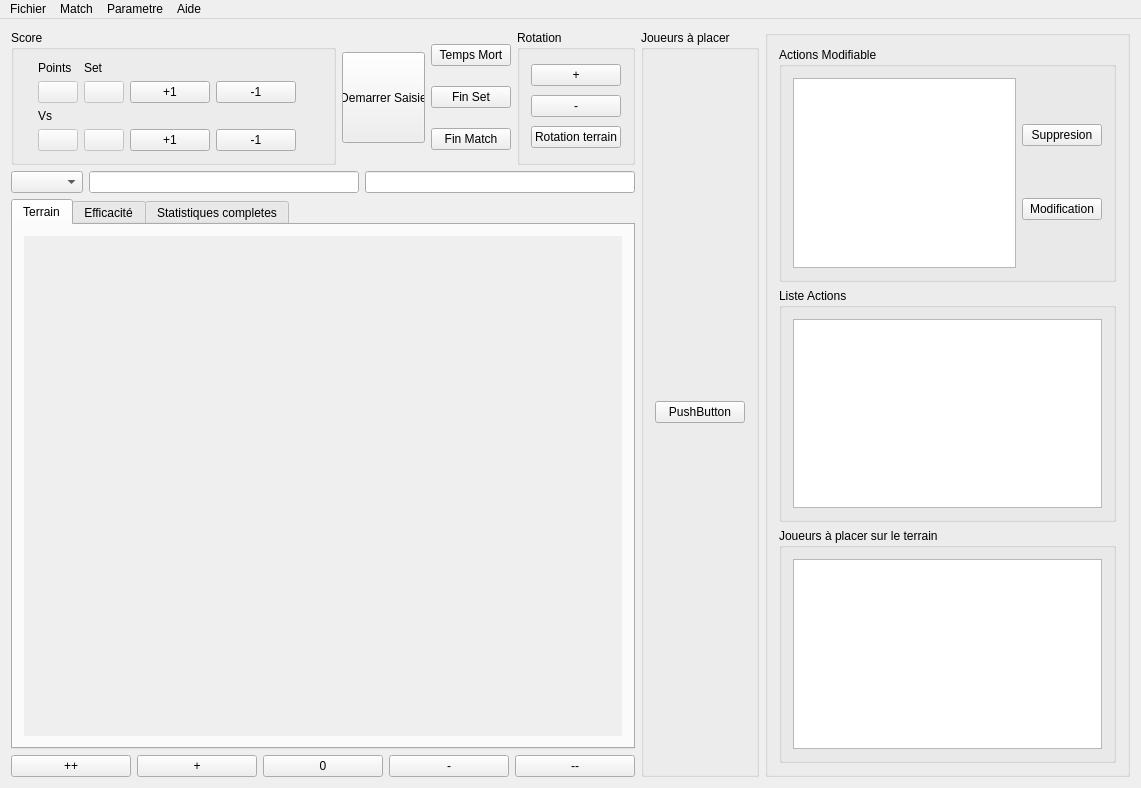
Above: ui/ecran.ui from flagage/volleyclubstats before the change. Below: the same form after it.
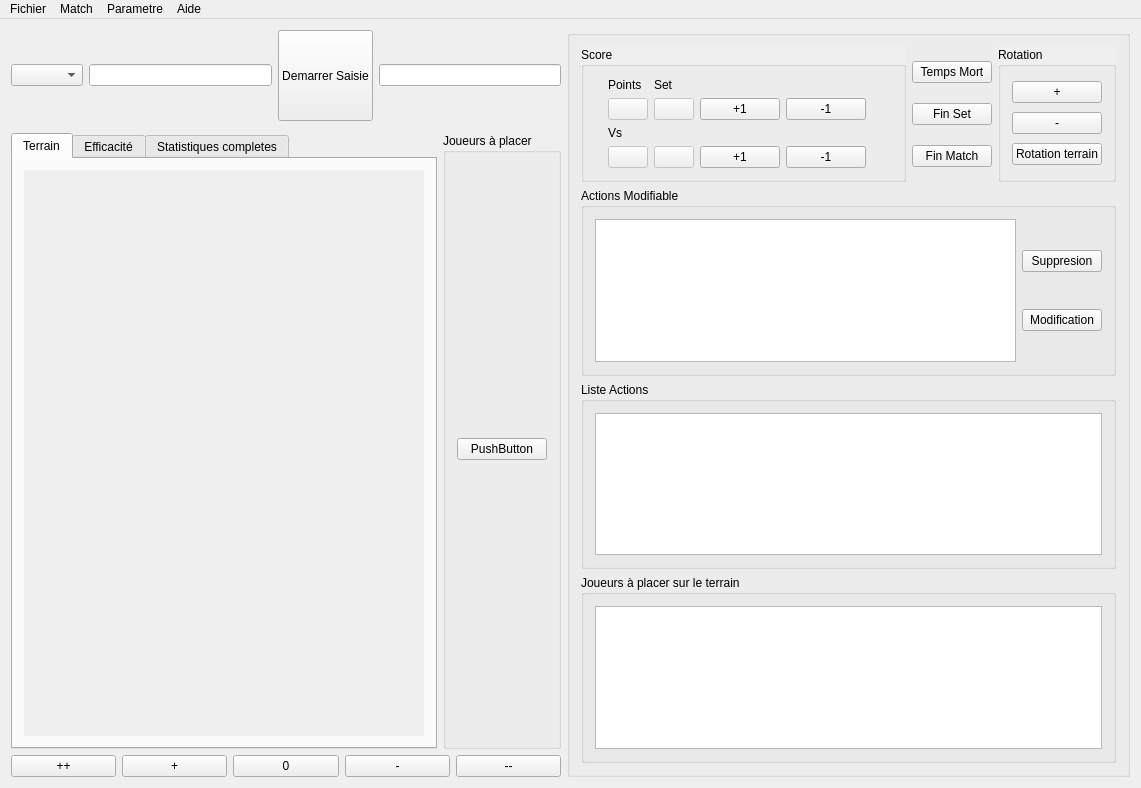
That is the form after the change. Icons and pictures are not drawn.

```diff
--- a/ui/ecran.ui
+++ b/ui/ecran.ui
@@ -30,46 +30,121 @@
    <property name="autoFillBackground">
     <bool>true</bool>
    </property>
-   <layout class="QGridLayout" name="gridLayout_17">
-    <item row="0" column="0">
      <layout class="QGridLayout" name="gridLayout_12">
-      <item row="1" column="0">
-       <layout class="QGridLayout" name="gridLayout_9">
-        <item row="7" column="0">
-         <layout class="QGridLayout" name="gridLayout_2">
           <item row="0" column="0">
-           <widget class="QPushButton" name="Button_PP">
+     <layout class="QGridLayout" name="gridLayout_11">
+      <item row="2" column="1">
+       <widget class="QComboBox" name="comboBox">
+        <property name="toolTip">
+         <string>Action</string>
+        </property>
+       </widget>
+      </item>
+      <item row="2" column="3">
+       <widget class="QLineEdit" name="lineEdit">
+        <property name="toolTip">
+         <string>Joueur Valeur</string>
+        </property>
+        <property name="autoFillBackground">
+         <bool>true</bool>
+        </property>
+       </widget>
+      </item>
+      <item row="2" column="5">
+       <widget class="QLineEdit" name="lineEdit_PBP">
+        <property name="toolTip">
+         <string>Position Base Passe(A+R)</string>
+        </property>
+       </widget>
+      </item>
+      <item row="2" column="4">
+       <widget class="QPushButton" name="Start">
+        <property name="minimumSize">
+         <size>
+          <width>83</width>
+          <height>91</height>
+         </size>
+        </property>
             <property name="text">
-             <string>++</string>
+         <string>Demarrer Saisie</string>
             </property>
            </widget>
           </item>
+     </layout>
+    </item>
+    <item row="0" column="2" rowspan="4">
+     <widget class="QGroupBox" name="groupBox_7">
+      <property name="title">
+       <string/>
+      </property>
+      <layout class="QGridLayout" name="gridLayout_16">
+       <item row="1" column="0">
+        <layout class="QGridLayout" name="gridLayout_15">
+         <item row="0" column="0">
+          <widget class="QGroupBox" name="groupBox_5">
+           <property name="title">
+            <string>Actions Modifiable</string>
+           </property>
+           <layout class="QGridLayout" name="gridLayout">
           <item row="0" column="1">
-           <widget class="QPushButton" name="Button_P">
+             <layout class="QGridLayout" name="gridLayout_8">
+              <item row="0" column="0">
+               <widget class="QPushButton" name="pBSup">
             <property name="text">
-             <string>+</string>
+                 <string>Suppresion</string>
             </property>
            </widget>
           </item>
-          <item row="0" column="2">
-           <widget class="QPushButton" name="Button_0">
+              <item row="1" column="0">
+               <widget class="QPushButton" name="PBModif">
             <property name="text">
-             <string>0</string>
+                 <string>Modification</string>
             </property>
            </widget>
           </item>
-          <item row="0" column="3">
-           <widget class="QPushButton" name="Button_M">
-            <property name="text">
-             <string>-</string>
-            </property>
-           </widget>
-          </item>
-          <item row="0" column="4">
-           <widget class="QPushButton" name="Button_MM">
-            <property name="text">
-             <string>--</string>
-            </property>
+             </layout>
+            </item>
+            <item row="0" column="0">
+             <widget class="QListWidget" name="listAction"/>
+            </item>
+           </layout>
+          </widget>
+         </item>
+         <item row="1" column="0">
+          <widget class="QGroupBox" name="groupBox_9">
+           <property name="title">
+            <string>Liste Actions</string>
+           </property>
+           <layout class="QGridLayout" name="gridLayout_7">
+            <item row="0" column="0">
+             <widget class="QTextEdit" name="textEdit">
+              <property name="enabled">
+               <bool>true</bool>
+              </property>
+              <property name="minimumSize">
+               <size>
+                <width>0</width>
+                <height>0</height>
+               </size>
+              </property>
+              <property name="readOnly">
+               <bool>true</bool>
+              </property>
+             </widget>
+            </item>
+           </layout>
+          </widget>
+         </item>
+         <item row="2" column="0">
+          <widget class="QGroupBox" name="groupBox_8">
+           <property name="title">
+            <string>Joueurs à placer sur le terrain</string>
+           </property>
+           <layout class="QGridLayout" name="gridLayout_14">
+            <item row="0" column="0">
+             <widget class="QListWidget" name="listJoueur"/>
+            </item>
+           </layout>
            </widget>
           </item>
          </layout>
@@ -222,19 +297,6 @@
             </layout>
            </widget>
           </item>
-          <item row="0" column="1">
-           <widget class="QPushButton" name="Start">
-            <property name="minimumSize">
-             <size>
-              <width>83</width>
-              <height>91</height>
-             </size>
-            </property>
-            <property name="text">
-             <string>Demarrer Saisie</string>
-            </property>
-           </widget>
-          </item>
           <item row="0" column="2">
            <layout class="QGridLayout" name="gridLayout_3">
             <item row="0" column="0">
@@ -295,35 +357,12 @@
           </item>
          </layout>
         </item>
-        <item row="1" column="0">
-         <layout class="QGridLayout" name="gridLayout_11">
-          <item row="2" column="1">
-           <widget class="QComboBox" name="comboBox">
-            <property name="toolTip">
-             <string>Action</string>
-            </property>
-           </widget>
-          </item>
-          <item row="2" column="3">
-           <widget class="QLineEdit" name="lineEdit">
-            <property name="toolTip">
-             <string>Joueur Valeur</string>
-            </property>
-            <property name="autoFillBackground">
-             <bool>true</bool>
-            </property>
-           </widget>
-          </item>
-          <item row="2" column="5">
-           <widget class="QLineEdit" name="lineEdit_PBP">
-            <property name="toolTip">
-             <string>Position Base Passe(A+R)</string>
-            </property>
-           </widget>
-          </item>
-         </layout>
+      </layout>
+     </widget>
         </item>
         <item row="2" column="0">
+     <layout class="QGridLayout" name="gridLayout_9">
+      <item row="0" column="0">
          <widget class="QTabWidget" name="tabWidget">
           <property name="currentIndex">
            <number>0</number>
@@ -390,10 +429,6 @@
           </widget>
          </widget>
         </item>
-       </layout>
-      </item>
-     </layout>
-    </item>
     <item row="0" column="1">
      <widget class="QGroupBox" name="groupBox_4">
       <property name="title">
@@ -410,86 +445,46 @@
       </layout>
      </widget>
     </item>
-    <item row="0" column="2">
-     <widget class="QGroupBox" name="groupBox_7">
-      <property name="title">
-       <string/>
-      </property>
-      <layout class="QGridLayout" name="gridLayout_16">
+     </layout>
+    </item>
+    <item row="3" column="0">
+     <layout class="QGridLayout" name="gridLayout_2">
        <item row="0" column="0">
-        <layout class="QGridLayout" name="gridLayout_15">
-         <item row="0" column="0">
-          <widget class="QGroupBox" name="groupBox_5">
-           <property name="title">
-            <string>Actions Modifiable</string>
-           </property>
-           <layout class="QGridLayout" name="gridLayout">
+       <widget class="QPushButton" name="Button_PP">
+        <property name="text">
+         <string>++</string>
+        </property>
+       </widget>
+      </item>
             <item row="0" column="1">
-             <layout class="QGridLayout" name="gridLayout_8">
-              <item row="0" column="0">
-               <widget class="QPushButton" name="pBSup">
+       <widget class="QPushButton" name="Button_P">
                 <property name="text">
-                 <string>Suppresion</string>
+         <string>+</string>
                 </property>
                </widget>
               </item>
-              <item row="1" column="0">
-               <widget class="QPushButton" name="PBModif">
+      <item row="0" column="2">
+       <widget class="QPushButton" name="Button_0">
                 <property name="text">
-                 <string>Modification</string>
+         <string>0</string>
                 </property>
                </widget>
               </item>
-             </layout>
-            </item>
-            <item row="0" column="0">
-             <widget class="QListWidget" name="listAction"/>
-            </item>
-           </layout>
-          </widget>
-         </item>
-         <item row="1" column="0">
-          <widget class="QGroupBox" name="groupBox_9">
-           <property name="title">
-            <string>Liste Actions</string>
-           </property>
-           <layout class="QGridLayout" name="gridLayout_7">
-            <item row="0" column="0">
-             <widget class="QTextEdit" name="textEdit">
-              <property name="enabled">
-               <bool>true</bool>
-              </property>
-              <property name="minimumSize">
-               <size>
-                <width>0</width>
-                <height>0</height>
-               </size>
-              </property>
-              <property name="readOnly">
-               <bool>true</bool>
-              </property>
-             </widget>
-            </item>
-           </layout>
-          </widget>
-         </item>
-         <item row="2" column="0">
-          <widget class="QGroupBox" name="groupBox_8">
-           <property name="title">
-            <string>Joueurs à placer sur le terrain</string>
-           </property>
-           <layout class="QGridLayout" name="gridLayout_14">
-            <item row="0" column="0">
-             <widget class="QListWidget" name="listJoueur"/>
-            </item>
-           </layout>
+      <item row="0" column="3">
+       <widget class="QPushButton" name="Button_M">
+        <property name="text">
+         <string>-</string>
+        </property>
+       </widget>
+      </item>
+      <item row="0" column="4">
+       <widget class="QPushButton" name="Button_MM">
+        <property name="text">
+         <string>--</string>
+        </property>
           </widget>
          </item>
         </layout>
-       </item>
-      </layout>
-      <zorder></zorder>
-     </widget>
     </item>
    </layout>
   </widget>
```
Left out of the diff: 1 changed line with no effect on the pictures. Lines whose indentation alone changed are shown as unchanged.
